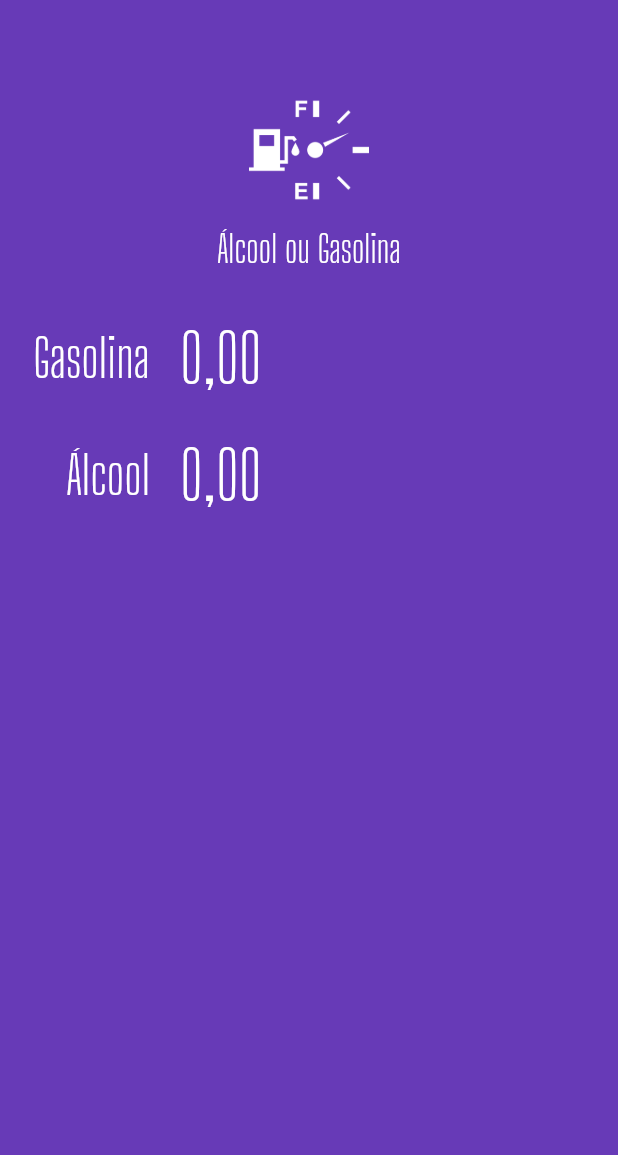
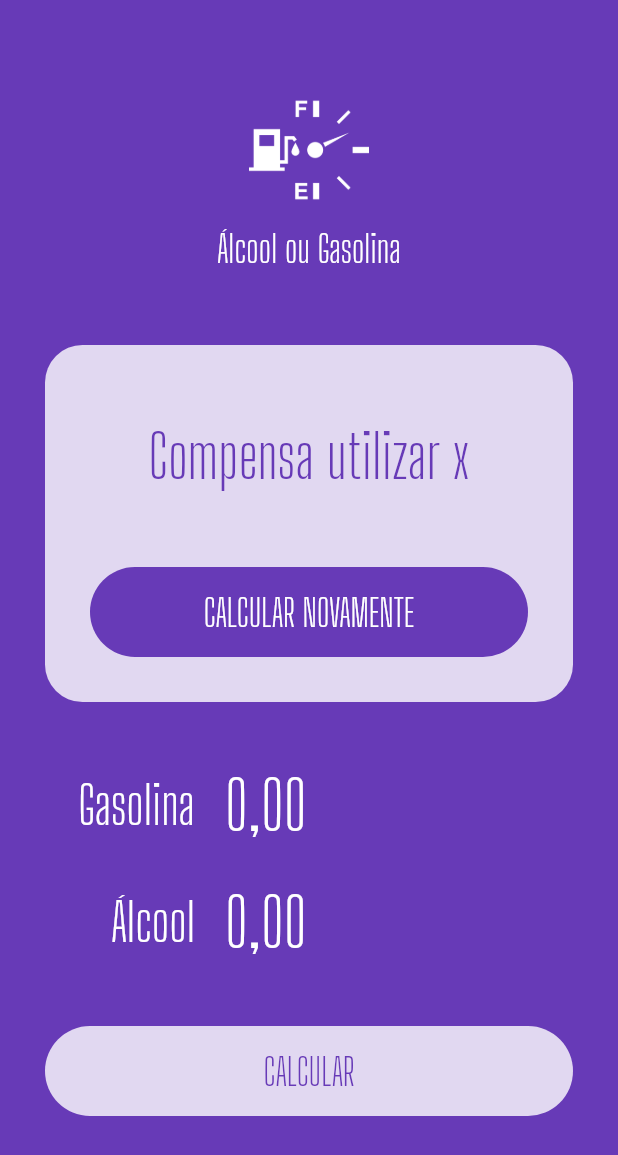
Before and after one commit to tfsantosbr/flutter-alcohol-vs-gasoline, a Flutter app: the screen it shows after launch, on a phone screen of 412 x 824 dp. Shown: the top 1155 px of the screen. Run offline on Flutter 3.47's test engine with Material 2 defaults, Android fonts, the phone set to English and light mode, and no system bars; our stand-ins replace flutter_masked_text.

Commit message:
componentização

```diff
--- a/lib/main.dart
+++ b/lib/main.dart
@@ -1,5 +1,8 @@
 import 'package:alcohol_vs_gasoline/widgets/input.widget.dart';
+import 'package:alcohol_vs_gasoline/widgets/loading-button.widget.dart';
 import 'package:alcohol_vs_gasoline/widgets/logo.widget.dart';
+import 'package:alcohol_vs_gasoline/widgets/submit-form.dart';
+import 'package:alcohol_vs_gasoline/widgets/success.widget.dart';
 import 'package:flutter/material.dart';
 import 'package:flutter_masked_text/flutter_masked_text.dart';
 
@@ -33,14 +36,15 @@ class HomePage extends StatelessWidget {
       body: ListView(
         children: <Widget>[
           Logo(),
-          Input(
-            label: "Gasolina",
-            ctrl: _gasCtrl,
+          Success(
+            result: "Compensa utilizar x",
+            reset: () {},
           ),
-          Input(
-            label: "Álcool",
-            ctrl: _alcoholCtrl,
-          )
+          SubmitForm(
+              gasCtrl: _gasCtrl,
+              alcoholCtrl: _alcoholCtrl,
+              busy: false,
+              submitFunc: () {})
         ],
       ),
     );
--- /dev/null
+++ b/lib/widgets/loading-button.widget.dart
@@ -0,0 +1,47 @@
+import 'package:flutter/material.dart';
+
+class LoadingButton extends StatelessWidget {
+  var busy = false;
+  var invert = false;
+  Function() func;
+  var text = "";
+
+  LoadingButton(
+      {required this.busy,
+      required this.func,
+      required this.invert,
+      required this.text});
+
+  @override
+  Widget build(BuildContext context) {
+    return busy
+        ? Container(
+            alignment: Alignment.center,
+            height: 50,
+            child: CircularProgressIndicator(
+              backgroundColor: Colors.white,
+            ),
+          )
+        : Container(
+            margin: EdgeInsets.all(30),
+            height: 60,
+            width: double.infinity,
+            decoration: BoxDecoration(
+                color: invert
+                    ? Theme.of(context).primaryColor
+                    : Colors.white.withOpacity(0.8),
+                borderRadius: BorderRadius.circular(60)),
+            child: TextButton(
+              child: Text(
+                text,
+                style: TextStyle(
+                    color:
+                        invert ? Colors.white : Theme.of(context).primaryColor,
+                    fontSize: 25,
+                    fontFamily: "Big Shoulders Display"),
+              ),
+              onPressed: func,
+            ),
+          );
+  }
+}
--- /dev/null
+++ b/lib/widgets/submit-form.dart
@@ -0,0 +1,42 @@
+import 'package:flutter/material.dart';
+import 'package:flutter_masked_text/flutter_masked_text.dart';
+
+import 'input.widget.dart';
+import 'loading-button.widget.dart';
+
+class SubmitForm extends StatelessWidget {
+  var gasCtrl = new MoneyMaskedTextController();
+  var alcoholCtrl = new MoneyMaskedTextController();
+  var busy = false;
+  Function() submitFunc;
+
+  SubmitForm(
+      {required this.gasCtrl,
+      required this.alcoholCtrl,
+      required this.busy,
+      required this.submitFunc});
+
+  @override
+  Widget build(BuildContext context) {
+    return Column(
+      children: <Widget>[
+        Padding(
+          padding: EdgeInsets.only(left: 30, right: 30),
+          child: Input(
+            label: "Gasolina",
+            ctrl: gasCtrl,
+          ),
+        ),
+        Padding(
+          padding: EdgeInsets.only(left: 30, right: 30),
+          child: Input(
+            label: "Álcool",
+            ctrl: alcoholCtrl,
+          ),
+        ),
+        LoadingButton(
+            busy: busy, func: submitFunc, invert: false, text: "CALCULAR")
+      ],
+    );
+  }
+}
--- /dev/null
+++ b/lib/widgets/success.widget.dart
@@ -0,0 +1,40 @@
+import 'package:flutter/material.dart';
+
+import 'loading-button.widget.dart';
+
+class Success extends StatelessWidget {
+  var result = "";
+  Function() reset;
+
+  Success({required this.result, required this.reset});
+
+  @override
+  Widget build(BuildContext context) {
+    return Container(
+      margin: EdgeInsets.all(30),
+      decoration: BoxDecoration(
+          color: Colors.white.withOpacity(0.8),
+          borderRadius: BorderRadius.circular(25)),
+      child: Column(
+        children: <Widget>[
+          SizedBox(
+            height: 50,
+          ),
+          Text(result,
+              style: TextStyle(
+                  color: Theme.of(context).primaryColor,
+                  fontSize: 40,
+                  fontFamily: "Big Shoulders Display")),
+          SizedBox(
+            height: 20,
+          ),
+          LoadingButton(
+              busy: false,
+              func: reset,
+              invert: true,
+              text: "CALCULAR NOVAMENTE"),
+        ],
+      ),
+    );
+  }
+}
```
